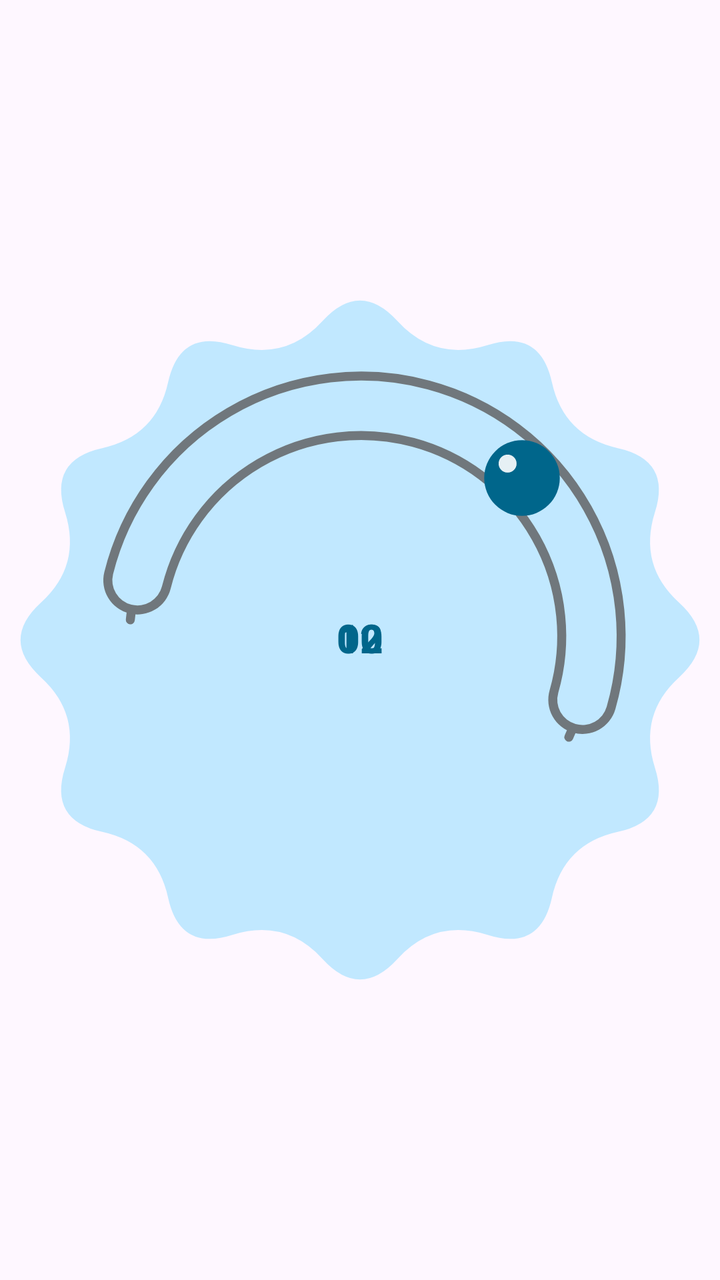
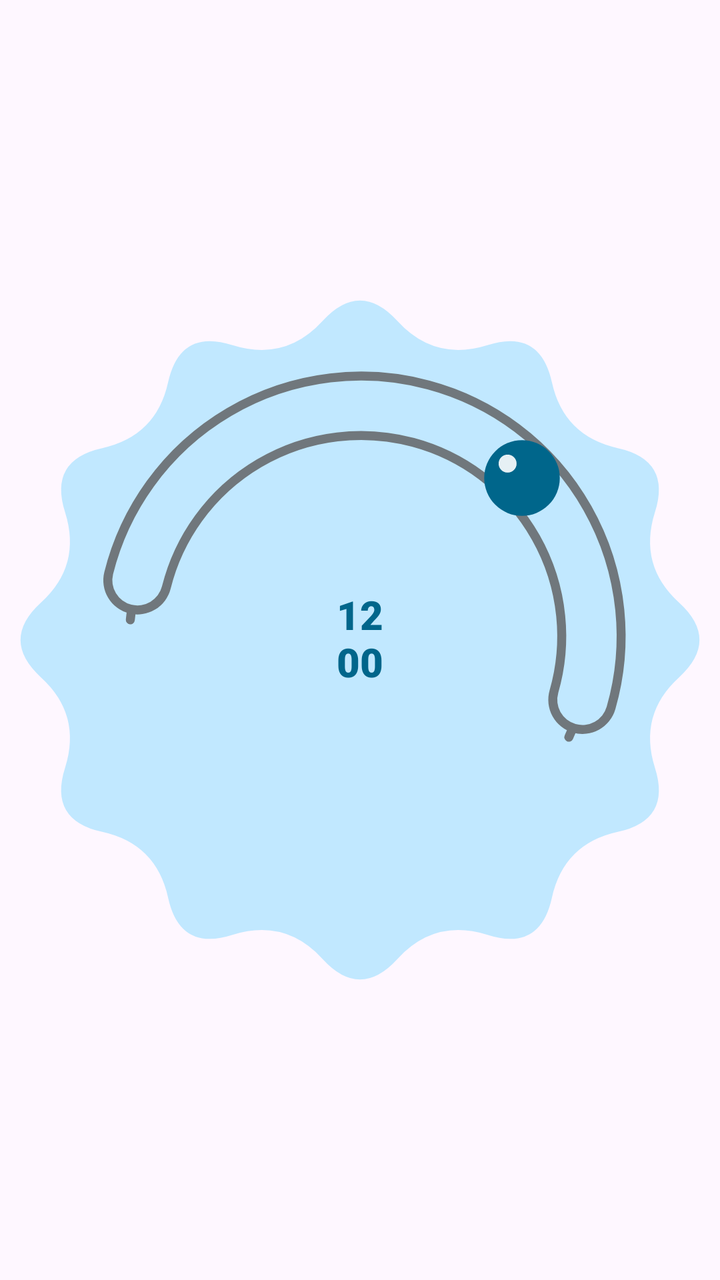

Two renders of the same Android screen: before a commit and after it. Below are the layout's source before the change and the commit's diff.
<!-- AndroidManifest.xml: application theme Theme.Sundial -->
<!-- res/layout/widget_sundial_overlap.xml -->
<?xml version="1.0" encoding="utf-8"?>
<FrameLayout xmlns:android="http://schemas.android.com/apk/res/android"
    android:id="@+id/widget_root"
    android:layout_width="match_parent"
    android:layout_height="match_parent">

    <ImageView
        android:id="@+id/widget_dial"
        android:layout_width="match_parent"
        android:layout_height="match_parent"
        android:importantForAccessibility="no"
        android:scaleType="fitCenter"
        android:src="@drawable/widget_preview" />

    <FrameLayout
        android:id="@+id/widget_text_block"
        android:layout_width="wrap_content"
        android:layout_height="wrap_content"
        android:layout_gravity="center">

            <TextClock
                android:id="@+id/overlap_hour_modern_regular"
                android:layout_width="wrap_content"
                android:layout_height="wrap_content"
                android:layout_gravity="center"
                android:fontFamily="sans-serif"
                android:format12Hour="hh"
                android:format24Hour="HH"
                android:includeFontPadding="false"
                android:textColor="@color/widget_on_surface"
                android:textSize="@dimen/widget_time_text_size"
                android:visibility="gone" />
            <TextClock
                android:id="@+id/overlap_hour_modern_bold"
                android:layout_width="wrap_content"
                android:layout_height="wrap_content"
                android:layout_gravity="center"
                android:fontFamily="sans-serif-black"
                android:format12Hour="hh"
                android:format24Hour="HH"
                android:includeFontPadding="false"
                android:textColor="@color/widget_on_surface"
                android:textSize="@dimen/widget_time_text_size" />
            <TextClock
                android:id="@+id/overlap_hour_classic_regular"
                android:layout_width="wrap_content"
                android:layout_height="wrap_content"
                android:layout_gravity="center"
                android:fontFamily="serif"
                android:format12Hour="hh"
                android:format24Hour="HH"
                android:includeFontPadding="false"
                android:textColor="@color/widget_on_surface"
                android:textSize="@dimen/widget_time_text_size"
                android:visibility="gone" />
            <TextClock
                android:id="@+id/overlap_hour_classic_bold"
                android:layout_width="wrap_content"
                android:layout_height="wrap_content"
                android:layout_gravity="center"
                android:fontFamily="serif"
                android:textStyle="bold"
                android:format12Hour="hh"
                android:format24Hour="HH"
                android:includeFontPadding="false"
                android:textColor="@color/widget_on_surface"
                android:textSize="@dimen/widget_time_text_size"
                android:visibility="gone" />

            <TextClock
                android:id="@+id/overlap_minute_modern_regular"
                android:layout_width="wrap_content"
                android:layout_height="wrap_content"
                android:layout_gravity="center"
                android:fontFamily="sans-serif"
                android:format12Hour="mm"
                android:format24Hour="mm"
                android:includeFontPadding="false"
                android:textColor="@color/widget_on_surface"
                android:textSize="@dimen/widget_time_text_size"
                android:visibility="gone" />
            <TextClock
                android:id="@+id/overlap_minute_modern_bold"
                android:layout_width="wrap_content"
                android:layout_height="wrap_content"
                android:layout_gravity="center"
                android:fontFamily="sans-serif-black"
                android:format12Hour="mm"
                android:format24Hour="mm"
                android:includeFontPadding="false"
                android:textColor="@color/widget_on_surface"
                android:textSize="@dimen/widget_time_text_size" />
            <TextClock
                android:id="@+id/overlap_minute_classic_regular"
                android:layout_width="wrap_content"
                android:layout_height="wrap_content"
                android:layout_gravity="center"
                android:fontFamily="serif"
                android:format12Hour="mm"
                android:format24Hour="mm"
                android:includeFontPadding="false"
                android:textColor="@color/widget_on_surface"
                android:textSize="@dimen/widget_time_text_size"
                android:visibility="gone" />
            <TextClock
                android:id="@+id/overlap_minute_classic_bold"
                android:layout_width="wrap_content"
                android:layout_height="wrap_content"
                android:layout_gravity="center"
                android:fontFamily="serif"
                android:textStyle="bold"
                android:format12Hour="mm"
                android:format24Hour="mm"
                android:includeFontPadding="false"
                android:textColor="@color/widget_on_surface"
                android:textSize="@dimen/widget_time_text_size"
                android:visibility="gone" />
    </FrameLayout>

</FrameLayout>
<!-- resources referenced by this layout -->
<resources>
  <color name="widget_on_surface">@android:color/system_accent1_600</color>
  <dimen name="widget_time_text_size">20sp</dimen>
  <!-- drawable widget_preview: vector/xml drawable (drawable, 2252 chars, omitted) -->
  <style name="Theme.Sundial" parent="Theme.Material3.DayNight.NoActionBar" />
</resources>

<!-- the commit's change to res/layout/widget_sundial_overlap.xml (unified diff, before → after) -->
@@ -12,17 +12,20 @@
         android:scaleType="fitCenter"
         android:src="@drawable/widget_preview" />
 
-    <FrameLayout
+    <LinearLayout
         android:id="@+id/widget_text_block"
         android:layout_width="wrap_content"
         android:layout_height="wrap_content"
-        android:layout_gravity="center">
+        android:layout_gravity="center"
+        android:clipChildren="false"
+        android:clipToPadding="false"
+        android:orientation="vertical">
 
             <TextClock
                 android:id="@+id/overlap_hour_modern_regular"
                 android:layout_width="wrap_content"
                 android:layout_height="wrap_content"
-                android:layout_gravity="center"
+                android:layout_gravity="center_horizontal"
                 android:fontFamily="sans-serif"
                 android:format12Hour="hh"
                 android:format24Hour="HH"
@@ -34,7 +37,7 @@
                 android:id="@+id/overlap_hour_modern_bold"
                 android:layout_width="wrap_content"
                 android:layout_height="wrap_content"
-                android:layout_gravity="center"
+                android:layout_gravity="center_horizontal"
                 android:fontFamily="sans-serif-black"
                 android:format12Hour="hh"
                 android:format24Hour="HH"
@@ -45,7 +48,7 @@
                 android:id="@+id/overlap_hour_classic_regular"
                 android:layout_width="wrap_content"
                 android:layout_height="wrap_content"
-                android:layout_gravity="center"
+                android:layout_gravity="center_horizontal"
                 android:fontFamily="serif"
                 android:format12Hour="hh"
                 android:format24Hour="HH"
@@ -57,7 +60,7 @@
                 android:id="@+id/overlap_hour_classic_bold"
                 android:layout_width="wrap_content"
                 android:layout_height="wrap_content"
-                android:layout_gravity="center"
+                android:layout_gravity="center_horizontal"
                 android:fontFamily="serif"
                 android:textStyle="bold"
                 android:format12Hour="hh"
@@ -71,7 +74,7 @@
                 android:id="@+id/overlap_minute_modern_regular"
                 android:layout_width="wrap_content"
                 android:layout_height="wrap_content"
-                android:layout_gravity="center"
+                android:layout_gravity="center_horizontal"
                 android:fontFamily="sans-serif"
                 android:format12Hour="mm"
                 android:format24Hour="mm"
@@ -83,7 +86,7 @@
                 android:id="@+id/overlap_minute_modern_bold"
                 android:layout_width="wrap_content"
                 android:layout_height="wrap_content"
-                android:layout_gravity="center"
+                android:layout_gravity="center_horizontal"
                 android:fontFamily="sans-serif-black"
                 android:format12Hour="mm"
                 android:format24Hour="mm"
@@ -94,7 +97,7 @@
                 android:id="@+id/overlap_minute_classic_regular"
                 android:layout_width="wrap_content"
                 android:layout_height="wrap_content"
-                android:layout_gravity="center"
+                android:layout_gravity="center_horizontal"
                 android:fontFamily="serif"
                 android:format12Hour="mm"
                 android:format24Hour="mm"
@@ -106,7 +109,7 @@
                 android:id="@+id/overlap_minute_classic_bold"
                 android:layout_width="wrap_content"
                 android:layout_height="wrap_content"
-                android:layout_gravity="center"
+                android:layout_gravity="center_horizontal"
                 android:fontFamily="serif"
                 android:textStyle="bold"
                 android:format12Hour="mm"
@@ -115,6 +118,6 @@
                 android:textColor="@color/widget_on_surface"
                 android:textSize="@dimen/widget_time_text_size"
                 android:visibility="gone" />
-    </FrameLayout>
+    </LinearLayout>
 
 </FrameLayout>
